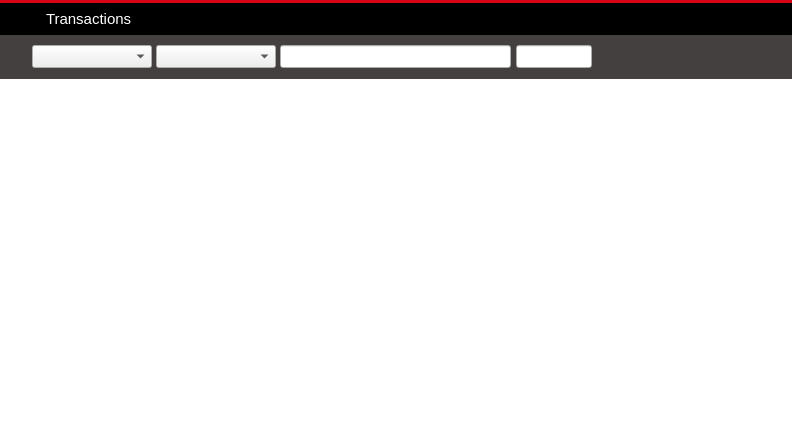
Before: the Qt Designer form src/qt/forms/transactionspage.ui in AMA-CSharp-Code/Blazecoin_Wallet_Core_V1.5, drawn with Qt 5.
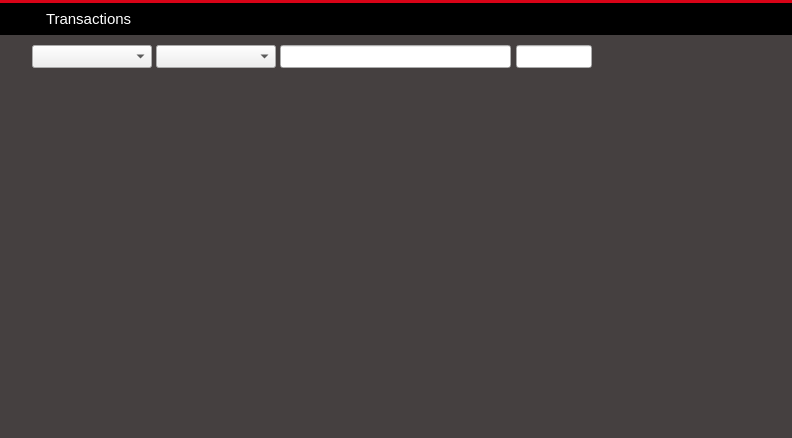
After: the same form once the commit is applied. Icons and pictures are not drawn.

Commit message: Transactions: white text + match Overview's Last Transactions look

```diff
--- a/src/qt/forms/transactionspage.ui
+++ b/src/qt/forms/transactionspage.ui
@@ -321,12 +321,12 @@
       <property name="styleSheet">
        <string notr="true"> QScrollBar:vertical {
      border: 0px solid grey;
-     background: white;
+     background: rgba(0, 0, 0, 60);
      width: 9px;
      margin: 15px 0px 0 0px;
  }
  QScrollBar::handle:vertical {
-     background: #D8DFE9;
+     background: rgba(255, 255, 255, 90);
      min-width: 20px;
  }
 QScrollBar::sub-line:vertical {
@@ -335,12 +335,13 @@
 }
 
 QHeaderView {
-	background-color: rgba(0, 0, 0, 180);
+	background-color: transparent;
 	font-size: 10;
 	text-align:left;
+color: #FFFFFF;
 }
 QHeaderView::section {
-    background-color: rgba(0, 0, 0, 180);
+    background-color: transparent;
     color: #FFFFFF;
     padding-left: 5px;
     border: 0px solid #6c6c6c;
@@ -357,13 +358,10 @@
 }
 
 QTableView {
-	border: 0px solid #ededed;
-	selection-background-color: #ebebeb;
-	selection-color: black;
-}
-
-#transactionView {
-	color: black;
+	background-color: transparent;
+	selection-background-color: rgba(255, 255, 255, 40);
+	selection-color: #FFFFFF;
+	color: #FFFFFF;
 }</string>
       </property>
       <property name="frameShape">
```
The commit also changes 3 other files.
